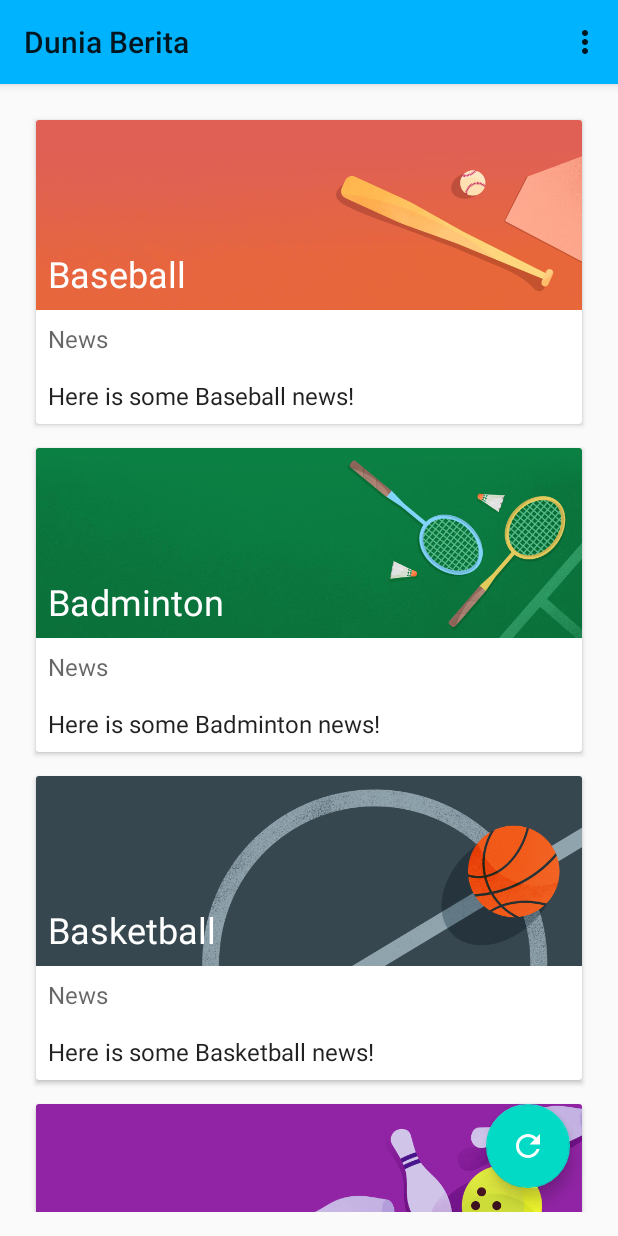
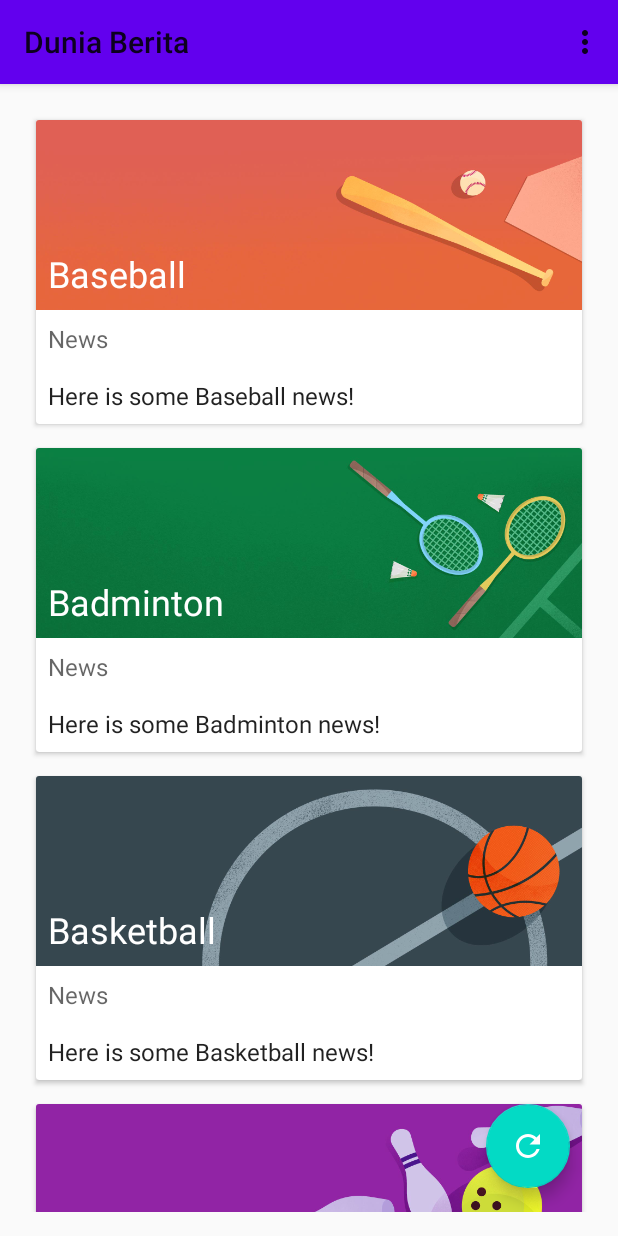
Before and after one commit to maulanaalfiqih/capstoneproject, an Android app: the screen it shows after launch (MainActivity), on a phone screen of 412 x 824 dp. Run offline under Robolectric (Android 15) with nearby library versions, the phone set to English and light mode, and no system bars.

Commit message:
ubah label fix

```diff
--- a/app/src/main/res/values/themes.xml
+++ b/app/src/main/res/values/themes.xml
@@ -3,8 +3,8 @@
     <style name="Theme.Githubtes" parent="Theme.AppCompat.DayNight">
         <!-- Primary brand color. -->
 
-        <item name="colorPrimary">#00B3FE</item>
-        <item name="colorPrimaryDark">#0083BA</item>
+        <item name="colorPrimary">@color/purple_500</item>
+        <item name="colorPrimaryDark">@color/purple_700</item>
         <item name="colorAccent">@color/teal_200</item>
         <!-- Customize your theme here. -->
     </style>
```
